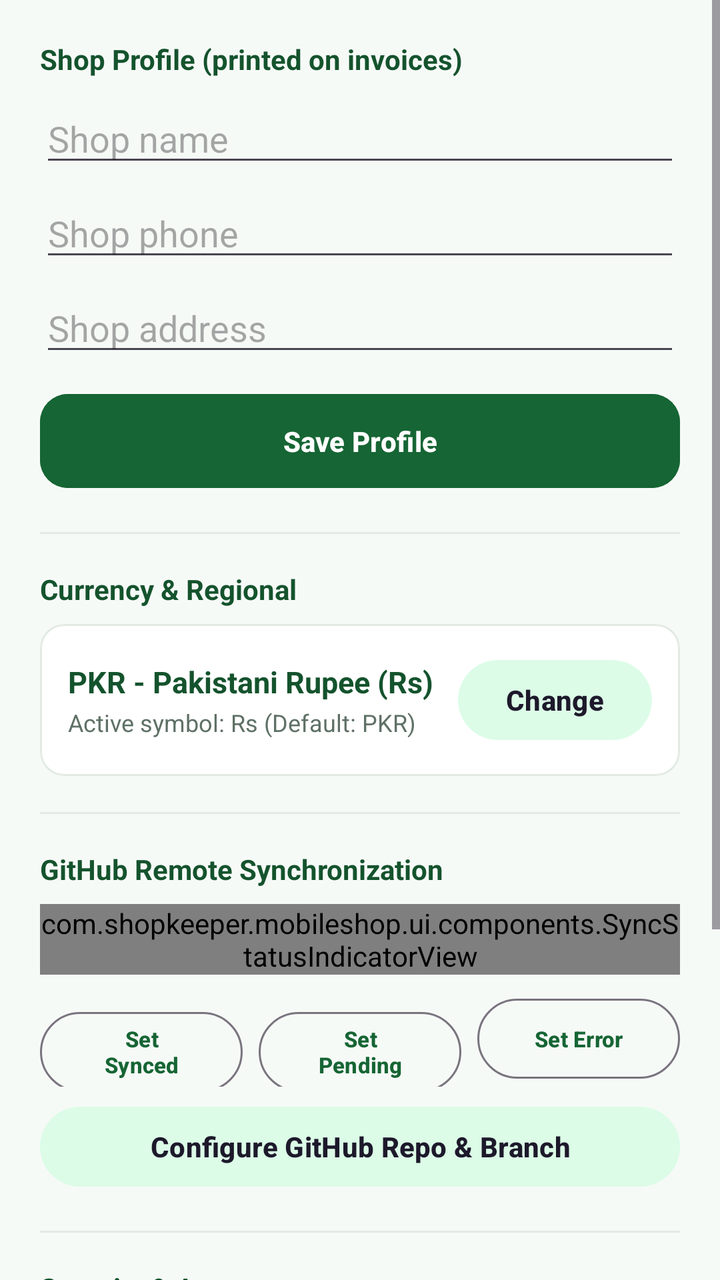
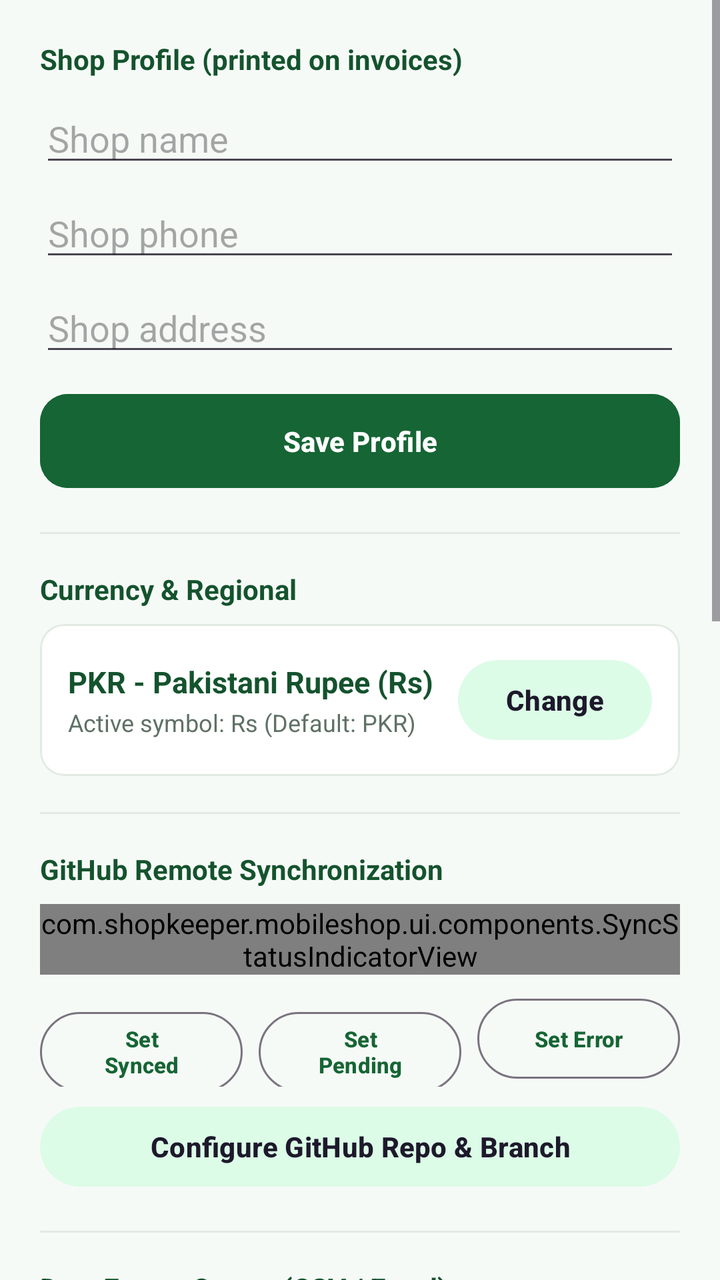

Two renders of the same Android screen: before a commit and after it. Below are the layout's source before the change and the commit's diff.
<!-- AndroidManifest.xml: application theme Theme.MobileShopkeeper -->
<!-- res/layout/fragment_settings.xml -->
<?xml version="1.0" encoding="utf-8"?>
<ScrollView xmlns:android="http://schemas.android.com/apk/res/android"
    xmlns:app="http://schemas.android.com/apk/res-auto"
    android:layout_width="match_parent" android:layout_height="match_parent">
    <LinearLayout android:layout_width="match_parent" android:layout_height="wrap_content"
        android:orientation="vertical" android:padding="20dp">
        <TextView android:layout_width="wrap_content" android:layout_height="wrap_content"
            android:text="Shop Profile (printed on invoices)" android:textStyle="bold"
            android:textColor="@color/green_900"/>
        <EditText android:id="@+id/etShopName" android:layout_width="match_parent"
            android:layout_height="wrap_content" android:hint="Shop name" android:layout_marginTop="8dp"/>
        <EditText android:id="@+id/etShopPhone" android:layout_width="match_parent"
            android:layout_height="wrap_content" android:hint="Shop phone"
            android:inputType="phone" android:layout_marginTop="6dp"/>
        <EditText android:id="@+id/etShopAddress" android:layout_width="match_parent"
            android:layout_height="wrap_content" android:hint="Shop address" android:layout_marginTop="6dp"/>
        <com.google.android.material.button.MaterialButton android:id="@+id/btnSaveProfile"
            android:layout_width="match_parent" android:layout_height="wrap_content"
            android:layout_marginTop="10dp" android:text="Save Profile"
            android:backgroundTint="@color/green_800"/>

        <View android:layout_width="match_parent" android:layout_height="1dp"
            android:background="@color/divider" android:layout_marginVertical="18dp"/>

        <TextView android:layout_width="wrap_content" android:layout_height="wrap_content"
            android:text="Currency &amp; Regional" android:textStyle="bold"
            android:textColor="@color/green_900"/>

        <com.google.android.material.card.MaterialCardView
            android:layout_width="match_parent"
            android:layout_height="wrap_content"
            android:layout_marginTop="8dp"
            app:cardCornerRadius="12dp"
            app:strokeWidth="1dp"
            app:strokeColor="@color/divider">
            <LinearLayout
                android:layout_width="match_parent"
                android:layout_height="wrap_content"
                android:orientation="horizontal"
                android:padding="14dp"
                android:gravity="center_vertical">
                <LinearLayout
                    android:layout_width="0dp"
                    android:layout_height="wrap_content"
                    android:layout_weight="1"
                    android:orientation="vertical">
                    <TextView
                        android:id="@+id/tvCurrentCurrency"
                        android:layout_width="wrap_content"
                        android:layout_height="wrap_content"
                        android:text="PKR - Pakistani Rupee (Rs)"
                        android:textStyle="bold"
                        android:textColor="@color/green_900"
                        android:textSize="15sp"/>
                    <TextView
                        android:id="@+id/tvCurrencySymbolPreview"
                        android:layout_width="wrap_content"
                        android:layout_height="wrap_content"
                        android:text="Active symbol: Rs (Default: PKR)"
                        android:textColor="@color/text_secondary"
                        android:textSize="12sp"
                        android:layout_marginTop="2dp"/>
                </LinearLayout>
                <com.google.android.material.button.MaterialButton
                    android:id="@+id/btnSelectCurrency"
                    style="@style/Widget.Material3.Button.TonalButton"
                    android:layout_width="wrap_content"
                    android:layout_height="wrap_content"
                    android:text="Change"/>
            </LinearLayout>
        </com.google.android.material.card.MaterialCardView>

        <View android:layout_width="match_parent" android:layout_height="1dp"
            android:background="@color/divider" android:layout_marginVertical="18dp"/>

        <TextView android:layout_width="wrap_content" android:layout_height="wrap_content"
            android:text="GitHub Remote Synchronization" android:textStyle="bold"
            android:textColor="@color/green_900"/>

        <com.shopkeeper.mobileshop.ui.components.SyncStatusIndicatorView
            android:id="@+id/settingsSyncIndicator"
            android:layout_width="match_parent"
            android:layout_height="wrap_content"
            android:layout_marginTop="8dp"/>

        <LinearLayout
            android:layout_width="match_parent"
            android:layout_height="wrap_content"
            android:orientation="horizontal"
            android:layout_marginTop="8dp">

            <com.google.android.material.button.MaterialButton
                android:id="@+id/btnTestSyncSuccess"
                style="@style/Widget.Material3.Button.OutlinedButton"
                android:layout_width="0dp"
                android:layout_height="wrap_content"
                android:layout_weight="1"
                android:layout_marginEnd="4dp"
                android:text="Set Synced"
                android:textSize="11sp"/>

            <com.google.android.material.button.MaterialButton
                android:id="@+id/btnTestSyncPending"
                style="@style/Widget.Material3.Button.OutlinedButton"
                android:layout_width="0dp"
                android:layout_height="wrap_content"
                android:layout_weight="1"
                android:layout_marginHorizontal="4dp"
                android:text="Set Pending"
                android:textSize="11sp"/>

            <com.google.android.material.button.MaterialButton
                android:id="@+id/btnTestSyncError"
                style="@style/Widget.Material3.Button.OutlinedButton"
                android:layout_width="0dp"
                android:layout_height="wrap_content"
                android:layout_weight="1"
                android:layout_marginStart="4dp"
                android:text="Set Error"
                android:textSize="11sp"/>
        </LinearLayout>

        <com.google.android.material.button.MaterialButton
            android:id="@+id/btnConfigureRepo"
            style="@style/Widget.Material3.Button.TonalButton"
            android:layout_width="match_parent"
            android:layout_height="wrap_content"
            android:layout_marginTop="6dp"
            android:text="Configure GitHub Repo &amp; Branch"/>

        <View android:layout_width="match_parent" android:layout_height="1dp"
            android:background="@color/divider" android:layout_marginVertical="18dp"/>

        <TextView android:layout_width="wrap_content" android:layout_height="wrap_content"
            android:text="Security &amp; Account" android:textStyle="bold"
            android:textColor="@color/green_900"/>

        <com.google.android.material.button.MaterialButton android:id="@+id/btnChangePassword"
            style="@style/Widget.Material3.Button.TonalButton"
            android:layout_width="match_parent" android:layout_height="wrap_content"
            android:layout_marginTop="8dp"
            android:text="Change App Password"/>
        <com.google.android.material.button.MaterialButton android:id="@+id/btnSwitchRole"
            style="@style/Widget.Material3.Button.TonalButton"
            android:layout_width="match_parent" android:layout_height="wrap_content"
            android:layout_marginTop="8dp" android:text="Switch Role (Owner / Repair)"/>
        <com.google.android.material.button.MaterialButton android:id="@+id/btnAbout"
            style="@style/Widget.Material3.Button.TonalButton"
            android:layout_width="match_parent" android:layout_height="wrap_content"
            android:layout_marginTop="8dp" android:text="About Hassan ❤"/>
        <TextView android:layout_width="match_parent" android:layout_height="wrap_content"
            android:gravity="center" android:layout_marginTop="24dp"
            android:text="@string/version" android:textColor="@color/text_secondary" android:textSize="12sp"/>
    </LinearLayout>
</ScrollView>
<!-- resources referenced by this layout -->
<resources>
  <color name="divider">#E2EAE4</color>
  <color name="green_800">#166534</color>
  <color name="green_900">#14532D</color>
  <color name="text_secondary">#5F7166</color>
  <string name="version">Version 1.0.0</string>
  <color name="white">#FFFFFF</color>
  <color name="green_100">#DCFCE7</color>
  <color name="green_600">#16A34A</color>
  <color name="surface">#FFFFFF</color>
  <color name="text_primary">#1A2E22</color>
  <color name="background_light">#F6FAF7</color>
  <color name="error">#DC2626</color>
  <style name="Shape.MobileShop.Medium" parent="ShapeAppearance.Material3.MediumComponent">
          <item name="cornerSize">14dp</item>
      </style>
  <style name="Widget.MobileShop.Button" parent="Widget.Material3.Button">
          <item name="cornerRadius">14dp</item>
          <item name="android:textAllCaps">false</item>
          <item name="android:paddingTop">14dp</item>
          <item name="android:paddingBottom">14dp</item>
          <item name="android:textStyle">bold</item>
      </style>
  <style name="Widget.MobileShop.TextInput" parent="Widget.Material3.TextInputLayout.OutlinedBox">
          <item name="boxCornerRadiusTopStart">14dp</item>
          <item name="boxCornerRadiusTopEnd">14dp</item>
          <item name="boxCornerRadiusBottomStart">14dp</item>
          <item name="boxCornerRadiusBottomEnd">14dp</item>
          <item name="boxStrokeColor">@color/selector_input_stroke</item>
      </style>
  <!-- unchanged entries left out for length: 1 -->
</resources>

<!-- the commit's change to res/layout/fragment_settings.xml (unified diff, before → after) -->
@@ -131,15 +131,151 @@
         <View android:layout_width="match_parent" android:layout_height="1dp"
             android:background="@color/divider" android:layout_marginVertical="18dp"/>
 
-        <TextView android:layout_width="wrap_content" android:layout_height="wrap_content"
-            android:text="Security &amp; Account" android:textStyle="bold"
-            android:textColor="@color/green_900"/>
+        
+        <TextView android:layout_width="wrap_content" android:layout_height="wrap_content"
+            android:text="Data Export Center (CSV / Excel)" android:textStyle="bold"
+            android:textColor="@color/green_900"/>
+
+        <TextView android:layout_width="wrap_content" android:layout_height="wrap_content"
+            android:layout_marginTop="2dp"
+            android:text="Export any ledger into Excel/CSV spreadsheets or printable PDF reports with direct sharing."
+            android:textColor="@color/text_secondary"
+            android:textSize="12sp"/>
+
+        <LinearLayout
+            android:layout_width="match_parent"
+            android:layout_height="wrap_content"
+            android:orientation="horizontal"
+            android:layout_marginTop="10dp">
+
+            <com.google.android.material.button.MaterialButton
+                android:id="@+id/btnExportInventorySettings"
+                style="@style/Widget.Material3.Button.OutlinedButton"
+                android:layout_width="0dp"
+                android:layout_height="wrap_content"
+                android:layout_weight="1"
+                android:layout_marginEnd="4dp"
+                android:text="Stock / Phones"
+                android:textSize="11sp"
+                app:icon="@drawable/ic_export"
+                app:iconSize="14dp"/>
+
+            <com.google.android.material.button.MaterialButton
+                android:id="@+id/btnExportSalesSettings"
+                style="@style/Widget.Material3.Button.OutlinedButton"
+                android:layout_width="0dp"
+                android:layout_height="wrap_content"
+                android:layout_weight="1"
+                android:layout_marginStart="4dp"
+                android:text="Sales Invoices"
+                android:textSize="11sp"
+                app:icon="@drawable/ic_export"
+                app:iconSize="14dp"/>
+        </LinearLayout>
+
+        <LinearLayout
+            android:layout_width="match_parent"
+            android:layout_height="wrap_content"
+            android:orientation="horizontal"
+            android:layout_marginTop="6dp">
+
+            <com.google.android.material.button.MaterialButton
+                android:id="@+id/btnExportCustomersSettings"
+                style="@style/Widget.Material3.Button.OutlinedButton"
+                android:layout_width="0dp"
+                android:layout_height="wrap_content"
+                android:layout_weight="1"
+                android:layout_marginEnd="4dp"
+                android:text="Customers"
+                android:textSize="11sp"
+                app:icon="@drawable/ic_export"
+                app:iconSize="14dp"/>
+
+            <com.google.android.material.button.MaterialButton
+                android:id="@+id/btnExportPurchasesSettings"
+                style="@style/Widget.Material3.Button.OutlinedButton"
+                android:layout_width="0dp"
+                android:layout_height="wrap_content"
+                android:layout_weight="1"
+                android:layout_marginStart="4dp"
+                android:text="Daily Purchases"
+                android:textSize="11sp"
+                app:icon="@drawable/ic_export"
+                app:iconSize="14dp"/>
+        </LinearLayout>
+
+        <LinearLayout
+            android:layout_width="match_parent"
+            android:layout_height="wrap_content"
+            android:orientation="horizontal"
+            android:layout_marginTop="6dp">
+
+            <com.google.android.material.button.MaterialButton
+                android:id="@+id/btnExportRepairsSettings"
+                style="@style/Widget.Material3.Button.OutlinedButton"
+                android:layout_width="0dp"
+                android:layout_height="wrap_content"
+                android:layout_weight="1"
+                android:layout_marginEnd="4dp"
+                android:text="Repairs Ledger"
+                android:textSize="11sp"
+                app:icon="@drawable/ic_export"
+                app:iconSize="14dp"/>
+
+            <com.google.android.material.button.MaterialButton
+                android:id="@+id/btnExportMasterLedgerSettings"
+                style="@style/Widget.Material3.Button.TonalButton"
+                android:layout_width="0dp"
+                android:layout_height="wrap_content"
+                android:layout_weight="1"
+                android:layout_marginStart="4dp"
+                android:text="Master Shop PDF"
+                android:textSize="11sp"
+                app:icon="@drawable/ic_export"
+                app:iconSize="14dp"/>
+        </LinearLayout>
+
+        <com.google.android.material.button.MaterialButton
+            android:id="@+id/btnResetDefaultStock"
+            style="@style/Widget.Material3.Button.OutlinedButton"
+            android:layout_width="match_parent"
+            android:layout_height="wrap_content"
+            android:layout_marginTop="8dp"
+            android:text="Clean Customers &amp; Reset All Phones Stock (No Price)"
+            android:textColor="@color/green_800"
+            app:icon="@drawable/ic_online_phone"
+            app:iconSize="16dp"/>
+
+        <com.google.android.material.button.MaterialButton
+            android:id="@+id/btnManageSellersSettings"
+            style="@style/Widget.Material3.Button.TonalButton"
+            android:layout_width="match_parent"
+            android:layout_height="wrap_content"
+            android:layout_marginTop="8dp"
+            android:text="Manage Shop Sellers &amp; Staff (Owner)"
+            app:icon="@drawable/ic_seller"
+            app:iconSize="18dp"/>
+
+        <View android:layout_width="match_parent" android:layout_height="1dp"
+            android:background="@color/divider" android:layout_marginVertical="18dp"/>
+
+        <TextView android:layout_width="wrap_content" android:layout_height="wrap_content"
+            android:text="Security &amp; Account (Key: Hassanisgreat)" android:textStyle="bold"
+            android:textColor="@color/green_900"/>
+
+        <com.google.android.material.button.MaterialButton android:id="@+id/btnLockAppNow"
+            style="@style/Widget.Material3.Button.TonalButton"
+            android:layout_width="match_parent" android:layout_height="wrap_content"
+            android:layout_marginTop="8dp"
+            android:text="Lock App Now (Test Login Interface)"
+            app:icon="@drawable/ic_lock"
+            app:iconSize="18dp"/>
 
         <com.google.android.material.button.MaterialButton android:id="@+id/btnChangePassword"
             style="@style/Widget.Material3.Button.TonalButton"
             android:layout_width="match_parent" android:layout_height="wrap_content"
             android:layout_marginTop="8dp"
-            android:text="Change App Password"/>
+            android:text="Change Login Key (Default: Hassanisgreat)"/>
         <com.google.android.material.button.MaterialButton android:id="@+id/btnSwitchRole"
             style="@style/Widget.Material3.Button.TonalButton"
             android:layout_width="match_parent" android:layout_height="wrap_content"
<!-- resource entries referenced after the edit -->
@@ -4,6 +4,38 @@
   <color name="green_800">#166534</color>
   <color name="green_900">#14532D</color>
   <color name="text_secondary">#5F7166</color>
+  <!-- drawable ic_export (drawable) -->
+  <vector xmlns:android="http://schemas.android.com/apk/res/android"
+      android:width="24dp"
+      android:height="24dp"
+      android:viewportWidth="24"
+      android:viewportHeight="24">
+    <path
+        android:fillColor="#FF000000"
+        android:pathData="M19,9h-4V3H9v6H5l7,7 7,-7zM5,18v2h14v-2H5z"/>
+  </vector>
+  <!-- drawable ic_lock (drawable) -->
+  <vector xmlns:android="http://schemas.android.com/apk/res/android" android:width="24dp" android:height="24dp" android:viewportWidth="24" android:viewportHeight="24"><path android:fillColor="#FFFFFF" android:pathData="M18,8h-1L17,6c0,-2.76 -2.24,-5 -5,-5S7,3.24 7,6v2L6,8c-1.1,0 -2,0.9 -2,2v10c0,1.1 0.9,2 2,2h12c1.1,0 2,-0.9 2,-2L20,10c0,-1.1 -0.9,-2 -2,-2zM12,17c-1.1,0 -2,-0.9 -2,-2s0.9,-2 2,-2 2,0.9 2,2 -0.9,2 -2,2zM15.1,8L8.9,8L8.9,6c0,-1.71 1.39,-3.1 3.1,-3.1 1.71,0 3.1,1.39 3.1,3.1v2z"/></vector>
+  <!-- drawable ic_online_phone (drawable) -->
+  <vector xmlns:android="http://schemas.android.com/apk/res/android"
+      android:width="24dp"
+      android:height="24dp"
+      android:viewportWidth="24"
+      android:viewportHeight="24">
+    <path
+        android:fillColor="#FF000000"
+        android:pathData="M17,1.01L7,1c-1.1,0 -2,0.9 -2,2v18c0,1.1 0.9,2 2,2h10c1.1,0 2,-0.9 2,-2V3c0,-1.1 -0.9,-1.99 -2,-1.99zM17,19H7V5h10v14zM12,18c0.83,0 1.5,-0.67 1.5,-1.5S12.83,15 12,15s-1.5,0.67 -1.5,1.5 0.67,1.5 1.5,1.5z"/>
+  </vector>
+  <!-- drawable ic_seller (drawable) -->
+  <vector xmlns:android="http://schemas.android.com/apk/res/android"
+      android:width="24dp"
+      android:height="24dp"
+      android:viewportWidth="24"
+      android:viewportHeight="24">
+    <path
+        android:fillColor="#FF000000"
+        android:pathData="M16,11c1.66,0 2.99,-1.34 2.99,-3S17.66,5 16,5c-1.66,0 -3,1.34 -3,3s1.34,3 3,3zM8,11c1.66,0 2.99,-1.34 2.99,-3S9.66,5 8,5C6.34,5 5,6.34 5,8s1.34,3 3,3zM8,13c-2.33,0 -7,1.17 -7,3.5V19h14v-2.5c0,-2.33 -4.67,-3.5 -7,-3.5zM16,13c-0.29,0 -0.62,0.02 -0.97,0.05 1.16,0.84 1.97,1.97 1.97,3.45V19h6v-2.5c0,-2.33 -4.67,-3.5 -7,-3.5z"/>
+  </vector>
   <string name="version">Version 1.0.0</string>
   <color name="white">#FFFFFF</color>
   <color name="green_100">#DCFCE7</color>
